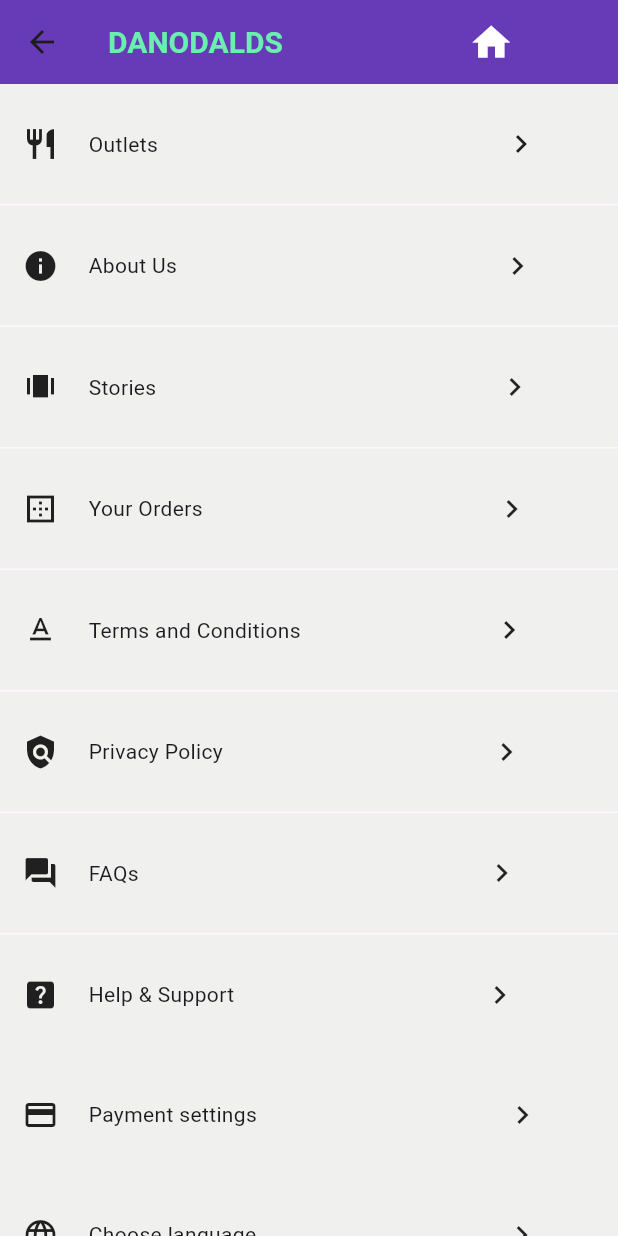
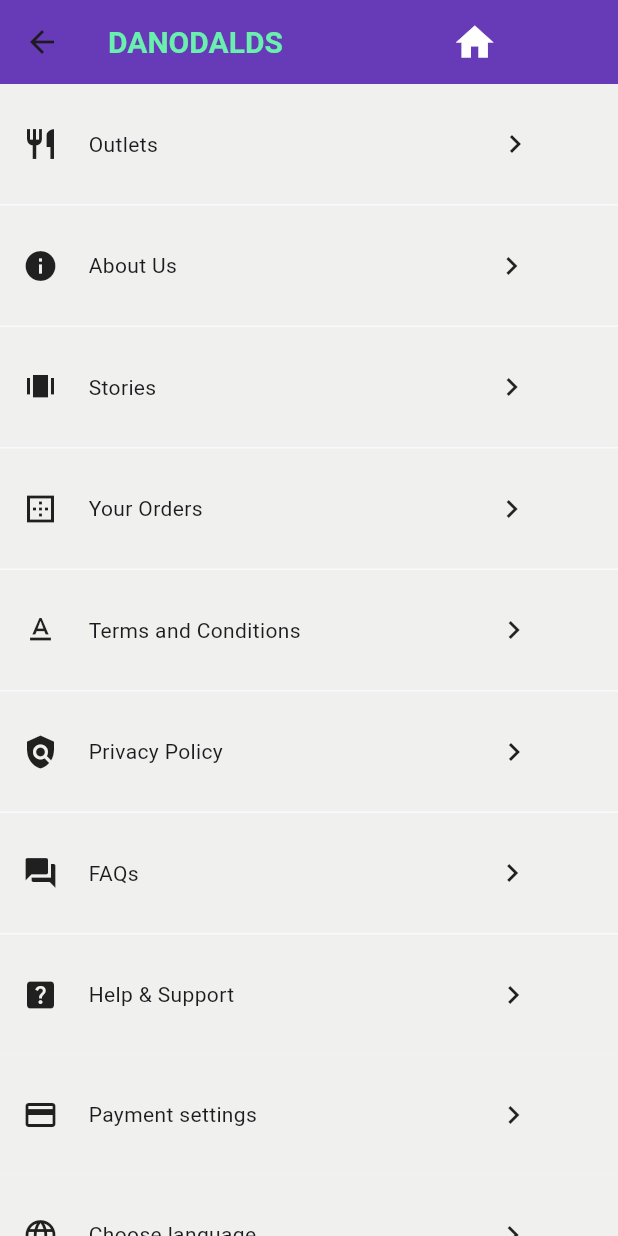
Before and after one commit to LAKSH3002/Food_Company_App, a Flutter app: the screen it shows after launch, in the side drawer, after a tap on "Your Account", on a phone screen of 412 x 824 dp. Run offline on Flutter 3.47's test engine with Material 2 defaults, Android fonts, the light colour scheme and no system bars; our stand-ins replace animated_splash_screen, email_validator, firebase_auth, firebase_core, pinput, shared_preferences and 1 more; missing offline and left inert: dialog_flowtter; accounts and stored records are empty; project files that could hold a hidden picture were left out.

Commit message:
Made Font changes and distance changes in app bar

```diff
--- a/royal_plate/lib/cart_functionaltiy/Menu_screen.dart
+++ b/royal_plate/lib/cart_functionaltiy/Menu_screen.dart
@@ -58,8 +58,8 @@ class _Menu_ScreenState extends State<Menu_Screen> {
             Text(
               'Danodalds Product List',
               style: TextStyle(
-                  fontSize: 24,
-                  color: Color.fromARGB(255, 47, 235, 54),
+                  fontSize: 20,
+                  color: Colors.greenAccent,
                   fontWeight: FontWeight.bold),
             ),
             SizedBox(
--- a/royal_plate/lib/main.dart
+++ b/royal_plate/lib/main.dart
@@ -34,13 +34,14 @@ class MyApp extends StatelessWidget {
     TextEditingController email = TextEditingController();
     email.text = 'laksh123@gmail.com';
     return ChangeNotifierProvider(
-    create: (_) => CartProvider(),
-    child: Builder(builder: (BuildContext context){
-      return MaterialApp(
-      debugShowCheckedModeBanner: false,
-      theme: ThemeData(useMaterial3: true),
-      home: HomeScreen(name: name, email: email,),
+      create: (_) => CartProvider(),
+      child: Builder(builder: (BuildContext context) {
+        return MaterialApp(
+          debugShowCheckedModeBanner: false,
+          theme: ThemeData(useMaterial3: true),
+          home: HomeScreen(email: email, name: name,),
+        );
+      }),
     );
-    }), );
   }
 }
--- a/royal_plate/lib/screens/Accounts.dart
+++ b/royal_plate/lib/screens/Accounts.dart
@@ -6,13 +6,10 @@ import 'package:royal_plate/screens/HomeScreen.dart';
 // This is the Accounts Screen
 
 class AccountScreen extends StatefulWidget {
-  final TextEditingController name;
-  final TextEditingController email;
   // final TextEditingController phone;
   const AccountScreen({
     super.key,
-    required this.name,
-    required this.email,
+
   });
 
   @override
@@ -40,7 +37,7 @@ class _AccountScreenState extends State<AccountScreen> {
                   fontWeight: FontWeight.bold),
             ),
             SizedBox(
-              width: 104,
+              width: 93,
             ),
             CupertinoButton(
                 child: Icon(Icons.home, color: Colors.white, size: 30.0),
@@ -114,16 +111,16 @@ class _AccountScreenState extends State<AccountScreen> {
               // ),
 
               Box(Icons.restaurant, 'Outlets', Icons.keyboard_arrow_right,
-                  230.0),
+                  226.0),
               SizedBox(
                 height: 1,
               ),
-              Box(Icons.info, 'About Us', Icons.keyboard_arrow_right, 215.0),
+              Box(Icons.info, 'About Us', Icons.keyboard_arrow_right, 211.0),
               SizedBox(
                 height: 1,
               ),
               Box(Icons.amp_stories, 'Stories', Icons.keyboard_arrow_right,
-                  227.0),
+                  225.0),
               SizedBox(
                 height: 1,
               ),
@@ -133,26 +130,26 @@ class _AccountScreenState extends State<AccountScreen> {
                 height: 1,
               ),
               Box(Icons.text_format_sharp, 'Terms and Conditions',
-                  Icons.keyboard_arrow_right, 127.0),
+                  Icons.keyboard_arrow_right, 130.0),
               SizedBox(
                 height: 1,
               ),
               Box(Icons.policy, 'Privacy Policy', Icons.keyboard_arrow_right,
-                  177.0),
+                  182.0),
               SizedBox(
                 height: 1,
               ),
               Box(Icons.question_answer, 'FAQs', Icons.keyboard_arrow_right,
-                  230.0),
+                  237.0),
               SizedBox(
                 height: 1,
               ),
               Box(Icons.help_center, 'Help & Support',
-                  Icons.keyboard_arrow_right, 165.0),
+                  Icons.keyboard_arrow_right, 174.0),
               Box(Icons.payment_outlined, 'Payment settings',
-                  Icons.keyboard_arrow_right, 165.0),
+                  Icons.keyboard_arrow_right, 159.0),
               Box(Icons.language_outlined, 'Choose language',
-                  Icons.keyboard_arrow_right, 165.0),
+                  Icons.keyboard_arrow_right, 159.0),
             ],
           ),
         ),
--- a/royal_plate/lib/screens/HomeScreen.dart
+++ b/royal_plate/lib/screens/HomeScreen.dart
@@ -63,7 +63,7 @@ class _HomeScreenState extends State<HomeScreen> {
                   fontWeight: FontWeight.bold),
             ),
             SizedBox(
-              width: 103,
+              width: 93,
             ),
             CupertinoButton(
                 child: Icon(Icons.settings, color: Colors.white, size: 30.0),
@@ -71,8 +71,7 @@ class _HomeScreenState extends State<HomeScreen> {
                   setState(() {
                     Navigator.of(context).push(MaterialPageRoute(
                         builder: (BuildContext context) => AccountScreen(
-                              name: namecontroller,
-                              email: emailcontroller,
+
                               // phone: contactcontroller,
                             )));
                   });
@@ -499,8 +498,7 @@ class _HomeScreenState extends State<HomeScreen> {
                 setState(() {
                   Navigator.of(context).push(MaterialPageRoute(
                       builder: (BuildContext context) => AccountScreen(
-                            email: emailcontroller,
-                            name: namecontroller,
+
                             // phone: contactcontroller,
                           )));
                 });
@@ -635,7 +633,7 @@ Widget BuildOutletCard(
               style: TextStyle(fontSize: 18),
             ),
             SizedBox(
-              width: 70,
+              width: 65,
             ),
             Icon(
               icon2,
--- a/royal_plate/lib/screens/Splash_Screen2.dart
+++ b/royal_plate/lib/screens/Splash_Screen2.dart
@@ -43,7 +43,7 @@ class _SplashScreen2State extends State<SplashScreen2> {
         // splash - is the animation.
         splash: Column(
           children: [
-            const Text("//DANOWAYs//",style: TextStyle(
+            const Text("/DANODALDS/",style: TextStyle(
             fontSize: 30,
             color: Colors.greenAccent,
             letterSpacing: 4,
@@ -57,7 +57,7 @@ class _SplashScreen2State extends State<SplashScreen2> {
           ],
         ),
         // The Navigation to the next Screen and then Transition to reach there.
-        nextScreen: const OnBoarding4(),
+        nextScreen: const OnBoarding15(),
         splashTransition: SplashTransition.fadeTransition),
       )
     );
```
Also changed, not shown: royal_plate/lib/app2.txt (added, +20 -0 lines).
